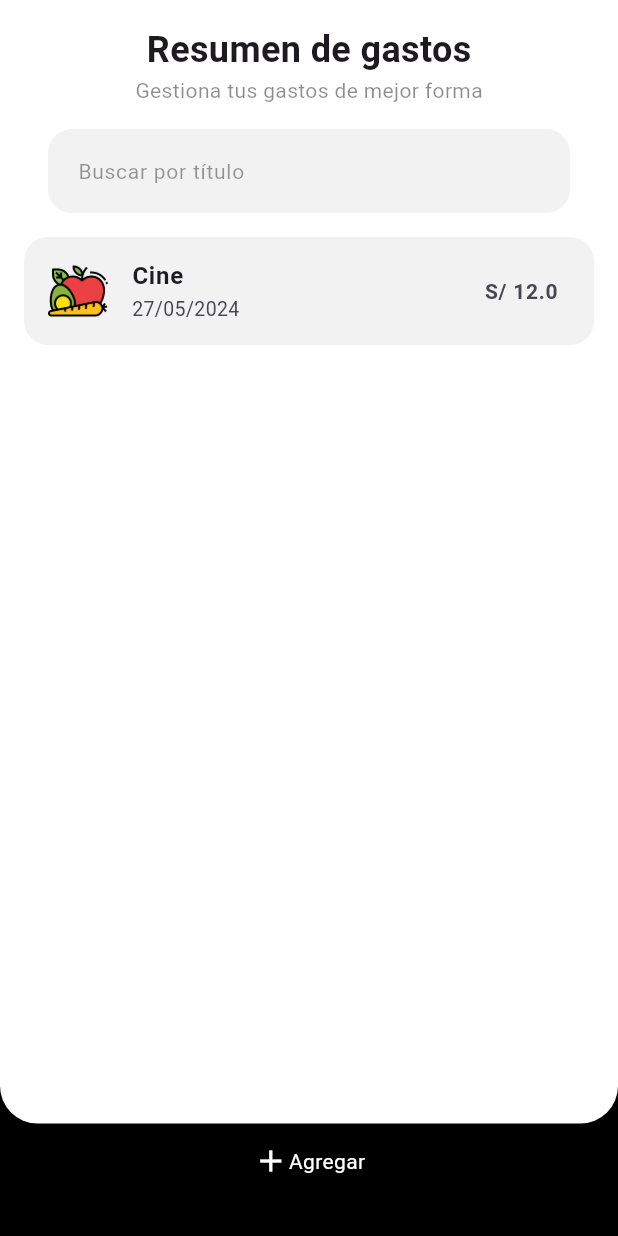
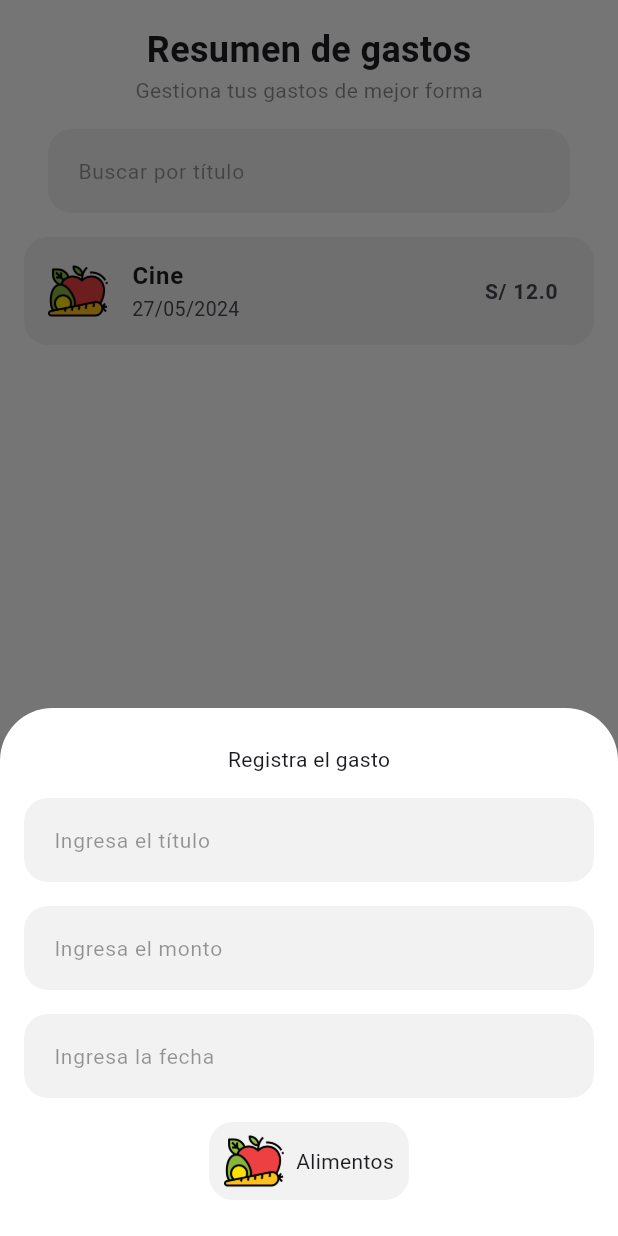
Before and after one commit to fr4nsgallegos/gastosappg9, a Flutter app: the screen it shows after launch, after a tap on "Agregar", on a phone screen of 412 x 824 dp. Run offline on Flutter 3.47's test engine with Material 3 defaults, Android fonts, the phone set to English and light mode, and no system bars.

Commit message:
type gasto

```diff
--- a/lib/pages/home_page.dart
+++ b/lib/pages/home_page.dart
@@ -1,7 +1,13 @@
 import 'package:flutter/material.dart';
 import 'package:gastosappg9/widgets/item_gasto_widget.dart';
+import 'package:gastosappg9/widgets/register_modal.dart';
 
-class HomePage extends StatelessWidget {
+class HomePage extends StatefulWidget {
+  @override
+  State<HomePage> createState() => _HomePageState();
+}
+
+class _HomePageState extends State<HomePage> {
   Widget buildBusquedaWidget() {
     return Padding(
       padding: const EdgeInsets.all(16.0),
@@ -28,6 +34,16 @@ class HomePage extends StatelessWidget {
     );
   }
 
+  showRegisterModal() {
+    showModalBottomSheet(
+      backgroundColor: Colors.transparent,
+      context: context,
+      builder: (BuildContext context) {
+        return RegisterModal();
+      },
+    );
+  }
+
   @override
   Widget build(BuildContext context) {
     return SafeArea(
@@ -40,6 +56,7 @@ class HomePage extends StatelessWidget {
                 InkWell(
                   onTap: () {
                     print("SE PRESIONA");
+                    showRegisterModal();
                   },
                   child: Container(
                     alignment: Alignment.center,
--- /dev/null
+++ b/lib/widgets/field_modal_widget.dart
@@ -0,0 +1,38 @@
+import 'package:flutter/material.dart';
+
+class FieldModalWidget extends StatelessWidget {
+  String hint;
+  TextEditingController controller;
+  FieldModalWidget({
+    required this.hint,
+    required this.controller,
+  });
+
+  @override
+  Widget build(BuildContext context) {
+    return Padding(
+      padding: EdgeInsets.only(bottom: 16),
+      child: TextField(
+        controller: controller,
+        decoration: InputDecoration(
+          hintText: hint,
+          hintStyle: TextStyle(
+            color: Colors.black.withOpacity(0.4),
+            fontSize: 14,
+          ),
+          filled: true,
+          fillColor: Colors.black.withOpacity(0.05),
+          contentPadding: EdgeInsets.all(16),
+          focusedBorder: OutlineInputBorder(
+            borderSide: BorderSide.none,
+            borderRadius: BorderRadius.circular(16),
+          ),
+          enabledBorder: OutlineInputBorder(
+            borderSide: BorderSide.none,
+            borderRadius: BorderRadius.circular(16),
+          ),
+        ),
+      ),
+    );
+  }
+}
--- /dev/null
+++ b/lib/widgets/item_type_widget.dart
@@ -0,0 +1,28 @@
+import 'package:flutter/material.dart';
+
+class ItemTypeWidget extends StatelessWidget {
+  @override
+  Widget build(BuildContext context) {
+    return Container(
+      padding: EdgeInsets.symmetric(horizontal: 10, vertical: 6),
+      decoration: BoxDecoration(
+        color: Colors.black.withOpacity(0.05),
+        borderRadius: BorderRadius.circular(16),
+      ),
+      child: Row(
+        mainAxisSize: MainAxisSize.min,
+        children: [
+          Image.asset(
+            "assets/images/alimentos.webp",
+            width: 40,
+            height: 40,
+          ),
+          SizedBox(
+            width: 8,
+          ),
+          Text("Alimentos"),
+        ],
+      ),
+    );
+  }
+}
--- /dev/null
+++ b/lib/widgets/register_modal.dart
@@ -0,0 +1,44 @@
+import 'package:flutter/material.dart';
+import 'package:gastosappg9/widgets/field_modal_widget.dart';
+import 'package:gastosappg9/widgets/item_type_widget.dart';
+
+class RegisterModal extends StatelessWidget {
+  TextEditingController _tituloController = TextEditingController();
+  TextEditingController _montoController = TextEditingController();
+  TextEditingController _fechaController = TextEditingController();
+  @override
+  Widget build(BuildContext context) {
+    return Container(
+      padding: EdgeInsets.symmetric(vertical: 24, horizontal: 16),
+      decoration: BoxDecoration(
+        color: Colors.white,
+        borderRadius: BorderRadius.only(
+          topLeft: Radius.circular(35),
+          topRight: Radius.circular(35),
+        ),
+      ),
+      child: Column(
+        mainAxisSize: MainAxisSize.min,
+        children: [
+          Text("Registra el gasto"),
+          SizedBox(
+            height: 16,
+          ),
+          FieldModalWidget(
+            hint: "Ingresa el título",
+            controller: _tituloController,
+          ),
+          FieldModalWidget(
+            hint: "Ingresa el monto",
+            controller: _montoController,
+          ),
+          FieldModalWidget(
+            hint: "Ingresa la fecha",
+            controller: _fechaController,
+          ),
+          ItemTypeWidget(),
+        ],
+      ),
+    );
+  }
+}
```
